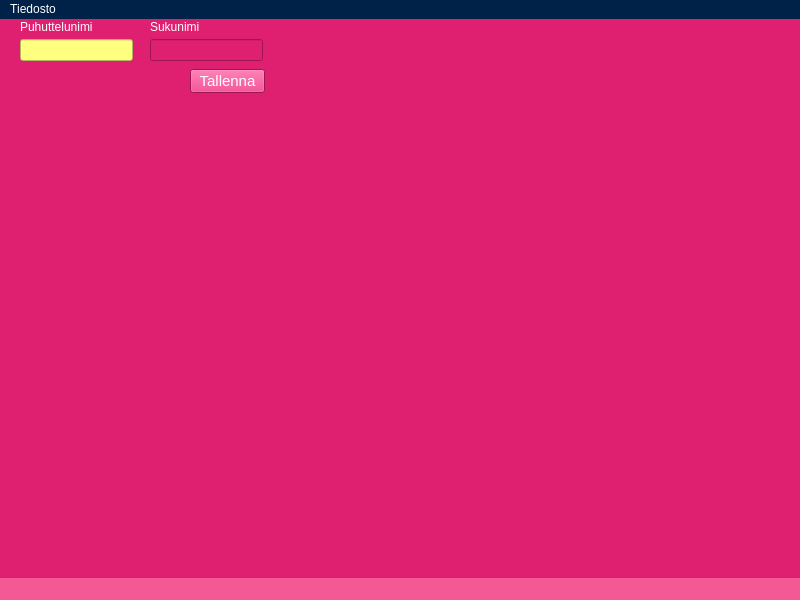
Above: tietokantaTesti.ui from TiViOpetus/Autolainaus before the change. Below: the same form after it.
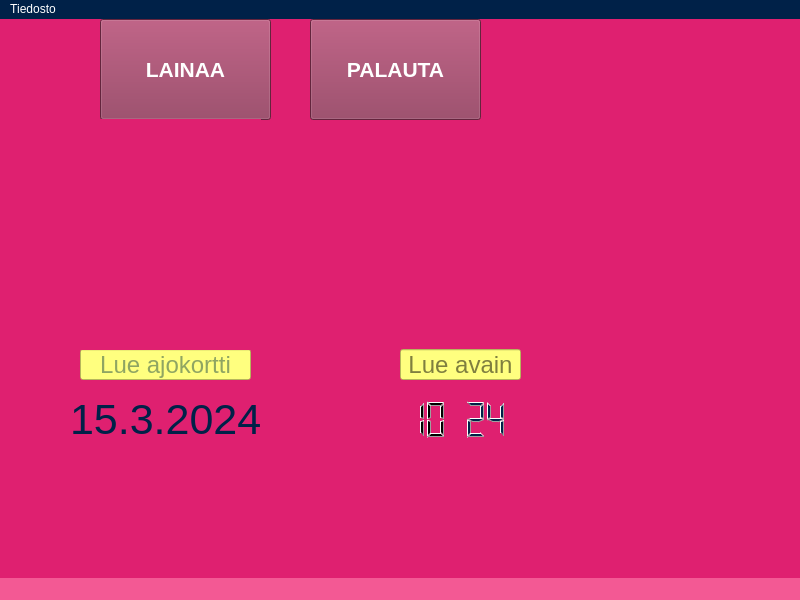
That is the form after the change. Icons and pictures are not drawn.

```diff
--- a/tietokantaTesti.ui
+++ b/tietokantaTesti.ui
@@ -20,74 +20,80 @@
    <string notr="true">background-color: rgb(223, 32, 112);</string>
   </property>
   <widget class="QWidget" name="centralwidget">
-   <widget class="QLineEdit" name="firstNameLineEdit">
+   <widget class="QLineEdit" name="ssnLineEdit">
+    <property name="enabled">
+     <bool>true</bool>
+    </property>
     <property name="geometry">
      <rect>
-      <x>20</x>
-      <y>20</y>
-      <width>113</width>
-      <height>22</height>
+      <x>80</x>
+      <y>330</y>
+      <width>171</width>
+      <height>31</height>
      </rect>
     </property>
+    <property name="font">
+     <font>
+      <pointsize>18</pointsize>
+     </font>
+    </property>
     <property name="styleSheet">
      <string notr="true">background-color: rgb(255, 255, 127);
 color: rgb(32, 75, 70);</string>
     </property>
-   </widget>
-   <widget class="QLabel" name="firstNameLabel">
-    <property name="geometry">
-     <rect>
-      <x>20</x>
-      <y>0</y>
-      <width>91</width>
-      <height>16</height>
-     </rect>
+    <property name="text">
+     <string/>
     </property>
-    <property name="styleSheet">
-     <string notr="true">color: rgb(255, 255, 255);</string>
+    <property name="alignment">
+     <set>Qt::AlignmentFlag::AlignCenter</set>
     </property>
-    <property name="text">
-     <string>Puhuttelunimi</string>
+    <property name="placeholderText">
+     <string>Lue ajokortti</string>
     </property>
    </widget>
-   <widget class="QLineEdit" name="lastNameLineEdit">
-    <property name="geometry">
-     <rect>
-      <x>150</x>
-      <y>20</y>
-      <width>113</width>
-      <height>22</height>
-     </rect>
+   <widget class="QLineEdit" name="keyBarcodeLineEdit">
+    <property name="enabled">
+     <bool>true</bool>
     </property>
-   </widget>
-   <widget class="QLabel" name="lastNameLabel">
     <property name="geometry">
      <rect>
-      <x>150</x>
-      <y>0</y>
-      <width>49</width>
-      <height>16</height>
+      <x>400</x>
+      <y>330</y>
+      <width>121</width>
+      <height>31</height>
      </rect>
     </property>
+    <property name="font">
+     <font>
+      <pointsize>18</pointsize>
+     </font>
+    </property>
     <property name="styleSheet">
-     <string notr="true">color: rgb(255, 255, 255);</string>
+     <string notr="true">background-color: rgb(255, 255, 127);</string>
     </property>
     <property name="text">
-     <string>Sukunimi</string>
+     <string/>
     </property>
+    <property name="alignment">
+     <set>Qt::AlignmentFlag::AlignCenter</set>
+    </property>
+    <property name="placeholderText">
+     <string>Lue avain</string>
+    </property>
    </widget>
-   <widget class="QPushButton" name="savePushButton">
+   <widget class="QPushButton" name="takeCarPushButton">
     <property name="geometry">
      <rect>
-      <x>190</x>
-      <y>50</y>
-      <width>75</width>
-      <height>24</height>
+      <x>100</x>
+      <y>0</y>
+      <width>171</width>
+      <height>101</height>
      </rect>
     </property>
     <property name="font">
      <font>
-      <pointsize>11</pointsize>
+      <pointsize>16</pointsize>
+      <bold>true</bold>
      </font>
     </property>
     <property name="cursor">
@@ -100,36 +106,31 @@
      <number>3000</number>
     </property>
     <property name="styleSheet">
-     <string notr="true">color: rgb(255, 255, 255);</string>
+     <string notr="true">color: rgb(255, 255, 255);
+background-color: rgb(140, 51, 85);</string>
     </property>
     <property name="text">
-     <string>Tallenna</string>
+     <string>LAINAA</string>
     </property>
-   </widget>
-   <widget class="QLabel" name="studentPictureLabel">
-    <property name="geometry">
-     <rect>
-      <x>40</x>
-      <y>100</y>
-      <width>211</width>
-      <height>231</height>
-     </rect>
+    <property name="icon">
+     <iconset resource="testPictures.qrc">
+      <normaloff>:/png/ota.png</normaloff>:/png/ota.png</iconset>
     </property>
-    <property name="text">
-     <string/>
-    </property>
-    <property name="pixmap">
-     <pixmap resource="testPictures.qrc">:/png/student.png</pixmap>
-    </property>
-    <property name="scaledContents">
-     <bool>false</bool>
+    <property name="iconSize">
+     <size>
+      <width>42</width>
+      <height>42</height>
+     </size>
     </property>
    </widget>
    <widget class="QLabel" name="keyPictureLabel">
+    <property name="enabled">
+     <bool>true</bool>
+    </property>
     <property name="geometry">
      <rect>
       <x>330</x>
-      <y>170</y>
+      <y>180</y>
       <width>201</width>
       <height>141</height>
      </rect>
@@ -142,14 +143,20 @@
     </property>
    </widget>
    <widget class="QLabel" name="teacherPictureLabel">
+    <property name="enabled">
+     <bool>true</bool>
+    </property>
     <property name="geometry">
      <rect>
-      <x>210</x>
-      <y>290</y>
+      <x>50</x>
+      <y>100</y>
       <width>211</width>
       <height>231</height>
      </rect>
     </property>
+    <property name="cursor">
+     <cursorShape>IBeamCursor</cursorShape>
+    </property>
     <property name="text">
      <string/>
     </property>
@@ -160,6 +167,128 @@
      <bool>false</bool>
     </property>
    </widget>
+   <widget class="QLCDNumber" name="hourLCDNumber">
+    <property name="enabled">
+     <bool>true</bool>
+    </property>
+    <property name="geometry">
+     <rect>
+      <x>400</x>
+      <y>380</y>
+      <width>51</width>
+      <height>41</height>
+     </rect>
+    </property>
+    <property name="styleSheet">
+     <string notr="true">color: rgb rgb(0, 33, 72);;</string>
+    </property>
+    <property name="frameShape">
+     <enum>QFrame::Shape::NoFrame</enum>
+    </property>
+    <property name="frameShadow">
+     <enum>QFrame::Shadow::Plain</enum>
+    </property>
+    <property name="digitCount">
+     <number>2</number>
+    </property>
+    <property name="intValue" stdset="0">
+     <number>10</number>
+    </property>
+   </widget>
+   <widget class="QLCDNumber" name="minuteLCDNumber">
+    <property name="enabled">
+     <bool>true</bool>
+    </property>
+    <property name="geometry">
+     <rect>
+      <x>460</x>
+      <y>380</y>
+      <width>51</width>
+      <height>41</height>
+     </rect>
+    </property>
+    <property name="styleSheet">
+     <string notr="true">color: rgb(0, 33, 72);</string>
+    </property>
+    <property name="frameShape">
+     <enum>QFrame::Shape::NoFrame</enum>
+    </property>
+    <property name="frameShadow">
+     <enum>QFrame::Shadow::Plain</enum>
+    </property>
+    <property name="digitCount">
+     <number>2</number>
+    </property>
+    <property name="intValue" stdset="0">
+     <number>24</number>
+    </property>
+   </widget>
+   <widget class="QLabel" name="dateLabel">
+    <property name="enabled">
+     <bool>true</bool>
+    </property>
+    <property name="geometry">
+     <rect>
+      <x>70</x>
+      <y>380</y>
+      <width>191</width>
+      <height>41</height>
+     </rect>
+    </property>
+    <property name="font">
+     <font>
+      <pointsize>32</pointsize>
+     </font>
+    </property>
+    <property name="styleSheet">
+     <string notr="true">color:  rgb(0, 33, 72);</string>
+    </property>
+    <property name="text">
+     <string>15.3.2024</string>
+    </property>
+   </widget>
+   <widget class="QPushButton" name="returnCarPushButton">
+    <property name="geometry">
+     <rect>
+      <x>310</x>
+      <y>0</y>
+      <width>171</width>
+      <height>101</height>
+     </rect>
+    </property>
+    <property name="font">
+     <font>
+      <pointsize>16</pointsize>
+      <bold>true</bold>
+     </font>
+    </property>
+    <property name="cursor">
+     <cursorShape>PointingHandCursor</cursorShape>
+    </property>
+    <property name="toolTip">
+     <string>&lt;html&gt;&lt;head/&gt;&lt;body&gt;&lt;p&gt;&lt;span style=&quot; font-size:11pt;&quot;&gt;Tallentaa henkilön tiedot tietokantaa&lt;/span&gt;&lt;/p&gt;&lt;/body&gt;&lt;/html&gt;</string>
+    </property>
+    <property name="toolTipDuration">
+     <number>3000</number>
+    </property>
+    <property name="styleSheet">
+     <string notr="true">color: rgb(255, 255, 255);
+background-color: rgb(140, 51, 85);</string>
+    </property>
+    <property name="text">
+     <string>PALAUTA</string>
+    </property>
+    <property name="icon">
+     <iconset resource="testPictures.qrc">
+      <normaloff>:/png/palauta.drawio.png</normaloff>:/png/palauta.drawio.png</iconset>
+    </property>
+    <property name="iconSize">
+     <size>
+      <width>42</width>
+      <height>42</height>
+     </size>
+    </property>
+   </widget>
   </widget>
   <widget class="QMenuBar" name="menubar">
    <property name="geometry">
@@ -195,7 +324,7 @@
   </widget>
   <widget class="QStatusBar" name="statusbar">
    <property name="toolTipDuration">
-    <number>3000</number>
+    <number>-1</number>
    </property>
    <property name="styleSheet">
     <string notr="true">background-color: rgb(243, 89, 148);</string>
```
Left out of the diff: 51 changed lines with no effect on the pictures.
